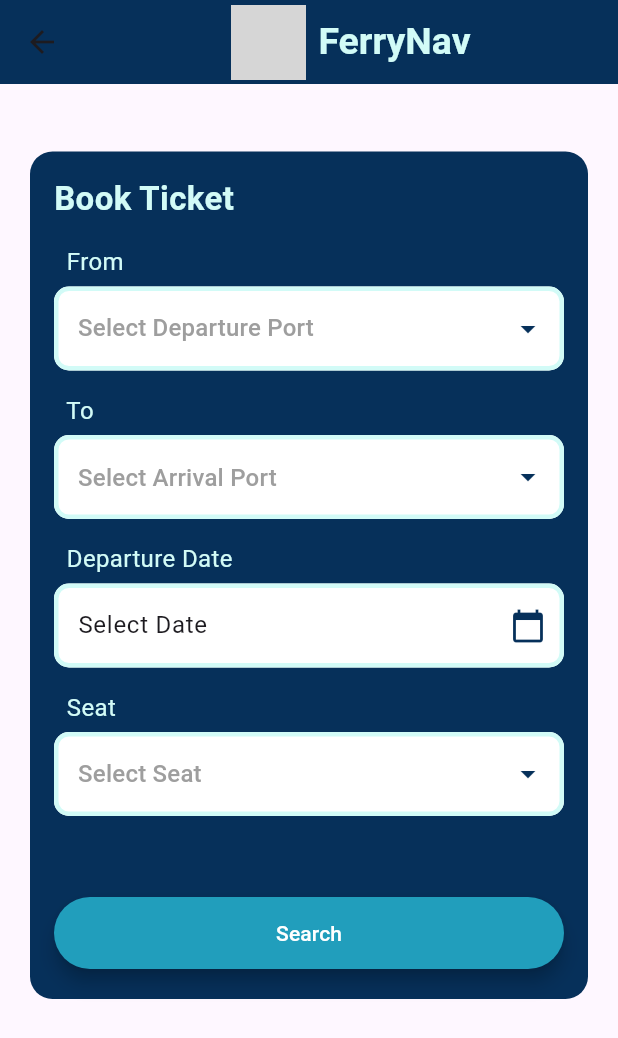
After one commit to bryanmlvn/FerryNav, a Flutter app: the HomePage screen opened by its route, on a phone screen of 412 x 824 dp. The commit adds this screen. Shown: the top 1038 px of the screen. Run offline on Flutter 3.47's test engine with Material 3 defaults, Android fonts, the phone set to English and light mode, and no system bars; our stand-ins replace cloud_firestore, firebase_auth, firebase_core; accounts and stored records are empty; grey boxes are pictures that could not be loaded.

Commit message:
F2C-6 - Creating Ticketing Page - 70%

```diff
--- a/lib/main.dart
+++ b/lib/main.dart
@@ -5,6 +5,7 @@ import 'package:ferrynav/screens/splash_page.dart';
 import 'package:ferrynav/screens/welcome_page.dart';
 import 'package:ferrynav/screens/login_page.dart';
 import 'package:ferrynav/screens/register_page.dart';
+import 'package:ferrynav/screens/home_page.dart';
 import 'package:ferrynav/screens/ticketdetails_page.dart';
 
 void main() async {
@@ -24,6 +25,7 @@ class FerryNavApp extends StatelessWidget {
         LoginPage.id: (context) => LoginPage(),
         RegisterPage.id: (context) => RegisterPage(),
         TicketDetails.id: (context) => TicketDetails(),
+        HomePage.id: (context) => HomePage(),
       },
     );
   }
--- /dev/null
+++ b/lib/screens/home_page.dart
@@ -0,0 +1,432 @@
+import 'package:flutter/material.dart';
+import 'package:ferrynav/screens/ticketdetails_page.dart';
+import 'package:ferrynav/components/rounded_button.dart';
+
+class HomePage extends StatefulWidget {
+  static const String id = 'home_page';
+
+  @override
+  _HomePageState createState() => _HomePageState();
+}
+
+class _HomePageState extends State<HomePage> with SingleTickerProviderStateMixin {
+  String? _selectedDeparture;
+  final List<String> _departure = [
+    'Select Departure Port', 'Batam', 'Durai', 'Hidayat Baru', 'Kuala Gaung', 'Moro',
+    'Pelangairan', 'Pulau Burung', 'Sei Guntung', 'Sembuang',
+    'Sungai Piring', 'Teluk Lanjut', 'Tembilahan',
+  ];
+
+  String? _selectedArrival;
+  final List<String> _arrival = [
+    'Select Arrival Port', 'Batam', 'Durai', 'Hidayat Baru', 'Kuala Gaung', 'Moro',
+    'Pelangairan', 'Pulau Burung', 'Sei Guntung', 'Sembuang',
+    'Sungai Piring', 'Teluk Lanjut', 'Tembilahan',
+  ];
+
+  String? _selectedSeat;
+  final List<String> _seat = [
+    'Select Seat', '1', '2', '3', '4', '5'
+  ];
+
+  DateTime? _selectedDate;
+
+  late AnimationController _controller;
+  late Animation<double> _animation;
+  bool animationComplete = false;
+  double buttonOpacity = 0.0;
+  double containerOpacity = 0.0;
+
+  @override
+  void initState() {
+    super.initState();
+    // Set the initial values
+    _selectedDeparture = _departure[0];
+    _selectedArrival = _arrival[0];
+    _selectedSeat = _seat[0];
+
+    // Initialize AnimationController
+    _controller = AnimationController(
+      duration: Duration(milliseconds: 350),  // Set duration to 0.35 seconds
+      vsync: this,
+    );
+
+    // Define the animation
+    _animation = Tween<double>(begin: 0.0, end: 1.0).animate(CurvedAnimation(
+      parent: _controller,
+      curve: Curves.easeIn,
+    ));
+
+    // Start the animation after a delay
+    Future.delayed(Duration(milliseconds: 100), () {
+      setState(() {
+        buttonOpacity = 1.0;
+        containerOpacity = 1.0;
+      });
+      _controller.forward();
+    });
+  }
+
+  @override
+  void dispose() {
+    _controller.dispose();
+    super.dispose();
+  }
+
+  Future<void> _selectDate(BuildContext context) async {
+    final DateTime now = DateTime.now(); // Get the current date and time
+
+    final DateTime? picked = await showDatePicker(
+      context: context,
+      initialDate: _selectedDate ?? now,
+      firstDate: now, // Restrict the selection to today and future dates
+      lastDate: DateTime(2101), // Set the last date to a distant future
+    );
+
+    if (picked != null && picked != _selectedDate) {
+      setState(() {
+        _selectedDate = picked;
+      });
+    }
+  }
+
+
+  void _login() {
+    // Start the animation
+    _controller.forward().whenComplete(() {
+      setState(() {
+        animationComplete = true;
+      });
+    });
+
+    // Navigate to Ticket Details page after animation completes
+    if (animationComplete) {
+      Navigator.pushNamed(context, TicketDetails.id);
+    }
+  }
+
+  @override
+  Widget build(BuildContext context) {
+    return Scaffold(
+      appBar: PreferredSize(
+        preferredSize: Size.fromHeight(kToolbarHeight),
+        child: AnimatedBuilder(
+          animation: _animation,
+          builder: (context, child) {
+            return AppBar(
+              title: Center(
+                child: Row(
+                  mainAxisSize: MainAxisSize.min, // Make the row as small as its children
+                  mainAxisAlignment: MainAxisAlignment.center,
+                  children: [
+                    Container(
+                      margin: const EdgeInsets.only(right: 8.0), // Space between image and title
+                      child: Image.asset(
+                        'assets/FerryNav-3.png',
+                        width: 50.0,
+                      ),
+                    ),
+                    Text(
+                      'FerryNav',
+                      style: TextStyle(
+                        color: containerColor,
+                        fontSize: 25.0,
+                        fontWeight: FontWeight.bold,
+                      ),
+                    ),
+                  ],
+                ),
+              ),
+              backgroundColor: appBarColor.withOpacity(_animation.value),
+            );
+          },
+        ),
+      ),
+
+
+
+      body: Center(
+        child: Column(
+          children: <Widget>[
+            SizedBox(height: 35.0,),
+            AnimatedOpacity(
+              opacity: containerOpacity,
+              duration: Duration(milliseconds: 500),  // Set duration to 0.5 seconds
+              child: Container(
+                padding: EdgeInsets.all(16.0),
+                margin: const EdgeInsets.fromLTRB(20.0, 10.0, 20.0, 20.0),
+                decoration: BoxDecoration(
+                  color: appBarColor,
+                  borderRadius: BorderRadius.circular(15.0),
+                ),
+                constraints: BoxConstraints(
+                  minWidth: double.infinity,
+                ),
+                child: Column(
+                  crossAxisAlignment: CrossAxisAlignment.start,
+                  children: <Widget>[
+                    Text(
+                      'Book Ticket',
+                      style: TextStyle(
+                        fontSize: 22.0,
+                        color: containerColor,
+                        fontWeight: FontWeight.w700,
+                      ),
+                    ),
+                    SizedBox(height: 15.0), // Add some space between texts
+                    Text(
+                      '  From',
+                      style: TextStyle(
+                        fontSize: 16.0,
+                        color: containerColor,
+                      ),
+                    ),
+                    SizedBox(height: 5.0), // Add some space between Text and Dropdown
+                    DropdownButtonFormField<String>(
+                      value: _selectedDeparture,
+                      onChanged: (String? newValue) {
+                        if (newValue != _departure[0]) { // Only update state if the new value is not the first item
+                          setState(() {
+                            _selectedDeparture = newValue;
+                          });
+                        }
+                      },
+                      items: _departure.sublist(1).map<DropdownMenuItem<String>>((String location) {
+                        return DropdownMenuItem<String>(
+                          value: location,
+                          child: Text(
+                            location,
+                            style: TextStyle(
+                              color: appBarColor, // Text color
+                            ),
+                          ),
+                        );
+                      }).toList()..insert(0, DropdownMenuItem<String>(
+                        value: _departure[0],
+                        child: Text(
+                          _departure[0], // Display the first item
+                          style: TextStyle(
+                            color: Colors.grey, // Color for non-selectable item
+                          ),
+                        ),
+                      )),
+                      decoration: InputDecoration(
+                        filled: true,
+                        fillColor: Colors.white, // Dropdown background color
+                        border: OutlineInputBorder(
+                          borderSide: BorderSide(color: containerColor, width: 3.0), // Border color and width
+                          borderRadius: BorderRadius.circular(10.0),
+                        ),
+                        enabledBorder: OutlineInputBorder(
+                          borderSide: BorderSide(color: containerColor, width: 3.0), // Border color and width
+                          borderRadius: BorderRadius.circular(10.0),
+                        ),
+                        focusedBorder: OutlineInputBorder(
+                          borderSide: BorderSide(color: containerColor, width: 3.0), // Border color and width
+                          borderRadius: BorderRadius.circular(10.0),
+                        ),
+                      ),
+                      icon: Icon(
+                        Icons.arrow_drop_down,
+                        color: appBarColor, // Icon color
+                      ),
+                      isExpanded: true, // Make the dropdown menu full width
+                    ),
+
+                    SizedBox(
+                      height: 15.0,
+                    ),
+                    Text(
+                      '  To',
+                      style: TextStyle(
+                        fontSize: 16.0,
+                        color: containerColor,
+                      ),
+                    ),
+                    SizedBox(height: 5.0), // Add some space between Text and Dropdown
+                    DropdownButtonFormField<String>(
+                      value: _selectedArrival,
+                      onChanged: (String? newValue) {
+                        if (newValue != _arrival[0]) { // Only update state if the new value is not the first item
+                          setState(() {
+                            _selectedArrival = newValue;
+                          });
+                        }
+                      },
+                      items: _arrival.sublist(1).map<DropdownMenuItem<String>>((String location) {
+                        return DropdownMenuItem<String>(
+                          value: location,
+                          child: Text(
+                            location,
+                            style: TextStyle(
+                              color: appBarColor, // Text color
+                            ),
+                          ),
+                        );
+                      }).toList()
+                        ..insert(0, DropdownMenuItem<String>(
+                          value: _arrival[0],
+                          child: Text(
+                            _arrival[0], // Display the first item
+                            style: TextStyle(
+                              color: Colors.grey, // Color for non-selectable item
+                            ),
+                          ),
+                        )),
+                      decoration: InputDecoration(
+                        filled: true,
+                        fillColor: Colors.white, // Dropdown background color
+                        border: OutlineInputBorder(
+                          borderSide: BorderSide(color: containerColor, width: 3.0), // Border color and width
+                          borderRadius: BorderRadius.circular(10.0),
+                        ),
+                        enabledBorder: OutlineInputBorder(
+                          borderSide: BorderSide(color: containerColor, width: 3.0), // Border color and width
+                          borderRadius: BorderRadius.circular(10.0),
+                        ),
+                        focusedBorder: OutlineInputBorder(
+                          borderSide: BorderSide(color: containerColor, width: 3.0), // Border color and width
+                          borderRadius: BorderRadius.circular(10.0),
+                        ),
+                        hintText: 'Select Arrival', // Hint text
+                        hintStyle: TextStyle(
+                          color: Colors.grey, // Hint text color
+                        ),
+                      ),
+                      icon: Icon(
+                        Icons.arrow_drop_down,
+                        color: appBarColor, // Icon color
+                      ),
+                      isExpanded: true, // Make the dropdown menu full width
+                    ),
+
+                    SizedBox(
+                      height: 15.0,
+                    ),
+                    Text(
+                      '  Departure Date',
+                      style: TextStyle(
+                        fontSize: 16.0,
+                        color: containerColor,
+                      ),
+                    ),
+                    SizedBox(height: 5.0), // Add some space between Text and Date Picker
+                    GestureDetector(
+                      onTap: () => _selectDate(context),
+                      child: AbsorbPointer(
+                        child: TextFormField(
+                          controller: TextEditingController(
+                            text: _selectedDate == null
+                                ? 'Select Date'
+                                : '${_selectedDate!.toLocal()}'.split(' ')[0], // Format date
+                          ),
+                          decoration: InputDecoration(
+                            filled: true,
+                            fillColor: Colors.white, // Text field background color
+                            border: OutlineInputBorder(
+                              borderSide: BorderSide(color: containerColor, width: 3.0), // Border color and width
+                              borderRadius: BorderRadius.circular(10.0),
+                            ),
+                            enabledBorder: OutlineInputBorder(
+                              borderSide: BorderSide(color: containerColor, width: 3.0), // Border color and width
+                              borderRadius: BorderRadius.circular(10.0),
+                            ),
+                            focusedBorder: OutlineInputBorder(
+                              borderSide: BorderSide(color: containerColor, width: 3.0), // Border color and width
+                              borderRadius: BorderRadius.circular(10.0),
+                            ),
+                            suffixIcon: Icon(
+                              Icons.calendar_today,
+                              color: appBarColor, // Icon color
+                            ),
+                          ),
+                        ),
+                      ),
+                    ),
+
+                    SizedBox(
+                      height: 15.0,
+                    ),
+                    Text(
+                      '  Seat',
+                      style: TextStyle(
+                        fontSize: 16.0,
+                        color: containerColor,
+                      ),
+                    ),
+                    SizedBox(height: 5.0), // Add some space between Text and Dropdown
+                    DropdownButtonFormField<String>(
+                      value: _selectedSeat,
+                      onChanged: (String? newValue) {
+                        if (newValue != _seat[0]) { // Only update state if the new value is not the first item
+                          setState(() {
+                            _selectedSeat = newValue;
+                          });
+                        }
+                      },
+                      items: _seat.sublist(1).map<DropdownMenuItem<String>>((String seat) {
+                        return DropdownMenuItem<String>(
+                          value: seat,
+                          child: Text(
+                            seat,
+                            style: TextStyle(
+                              color: appBarColor, // Text color
+                            ),
+                          ),
+                        );
+                      }).toList()
+                        ..insert(0, DropdownMenuItem<String>(
+                          value: _seat[0],
+                          child: Text(
+                            _seat[0], // Display the first item
+                            style: TextStyle(
+                              color: Colors.grey, // Color for non-selectable item
+                            ),
+                          ),
+                        )),
+                      decoration: InputDecoration(
+                        filled: true,
+                        fillColor: Colors.white, // Dropdown background color
+                        border: OutlineInputBorder(
+                          borderSide: BorderSide(color: containerColor, width: 3.0), // Border color and width
+                          borderRadius: BorderRadius.circular(10.0),
+                        ),
+                        enabledBorder: OutlineInputBorder(
+                          borderSide: BorderSide(color: containerColor, width: 3.0), // Border color and width
+                          borderRadius: BorderRadius.circular(10.0),
+                        ),
+                        focusedBorder: OutlineInputBorder(
+                          borderSide: BorderSide(color: containerColor, width: 3.0), // Border color and width
+                          borderRadius: BorderRadius.circular(10.0),
+                        ),
+                      ),
+                      icon: Icon(
+                        Icons.arrow_drop_down,
+                        color: appBarColor, // Icon color
+                      ),
+                      isExpanded: true, // Make the dropdown menu full width
+                    ),
+
+                    SizedBox(height: 50.0,),
+                    AnimatedOpacity(
+                      opacity: buttonOpacity,
+                      duration: Duration(milliseconds: 500),  // Set duration to 0.5 seconds
+                      child: Container(
+                        width: double.infinity,
+                        child: RoundedButton(
+                          title: 'Search',
+                          colour: Color(0xFF219EBC),
+                          onPressed: _login,
+                        ),
+                      ),
+                    ),
+                  ],
+                ),
+              ),
+            ),
+          ],
+        ),
+      ),
+    );
+  }
+}
--- a/lib/screens/splash_page.dart
+++ b/lib/screens/splash_page.dart
@@ -1,4 +1,5 @@
 import 'package:ferrynav/screens/ticketdetails_page.dart';
+import 'package:ferrynav/screens/home_page.dart';
 import 'package:flutter/material.dart';
 import 'welcome_page.dart'; // Ensure you have the correct import for WelcomeScreen
 
```
Also changed, not shown: 2 other files.
